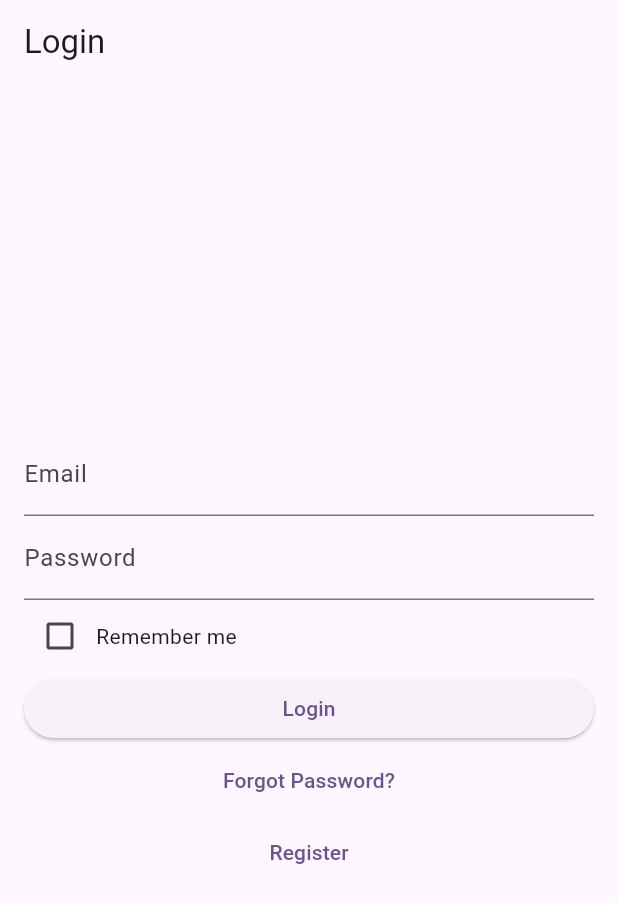
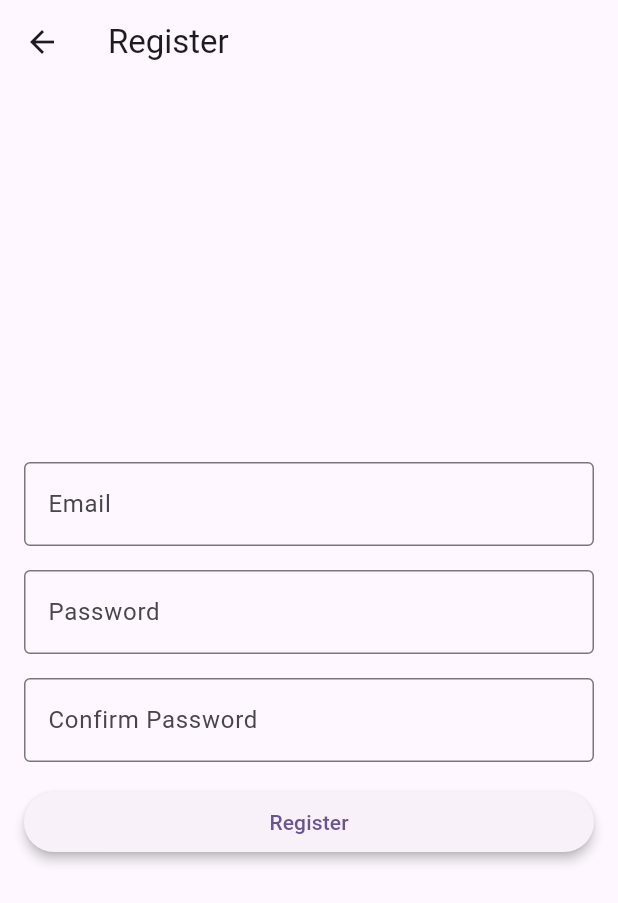
Before and after one commit to evertonfoz/dm_2024_02, a Flutter app: the LoginPage screen opened directly, after a tap on "Register", on a phone screen of 412 x 824 dp. Shown: the top 903 px of the screen. Run offline on Flutter 3.47's test engine with Material 3 defaults, Android fonts, the phone set to English and light mode, and no system bars; our stand-ins replace shared_preferences; accounts and stored records are empty.

Commit message:
Implementação das telas de login

```diff
--- /dev/null
+++ b/aula_02_onboarding/lib/features/login/presentation/Register.dart
@@ -0,0 +1,111 @@
+import 'package:aula_02_onboarding/features/login/presentation/login_page.dart';
+import 'package:flutter/material.dart';
+
+class RegisterScreen extends StatefulWidget {
+  const RegisterScreen({super.key});
+
+  @override
+  _RegisterScreenState createState() => _RegisterScreenState();
+}
+
+class _RegisterScreenState extends State<RegisterScreen> {
+  final _formKey = GlobalKey<FormState>();
+  final TextEditingController _emailController = TextEditingController();
+  final TextEditingController _passwordController = TextEditingController();
+  final TextEditingController _confirmPasswordController = TextEditingController();
+
+  void _register() {
+    if (_formKey.currentState!.validate()) {
+      final email = _emailController.text;
+      final password = _passwordController.text;
+      final confirmPassword = _confirmPasswordController.text;
+
+      if (password == confirmPassword) {
+        // Lógica de registro aqui
+        print('Usuário registrado com sucesso: $email');
+      } else {
+        print('As senhas não correspondem');
+      }
+    }
+    Navigator.push(
+      context,
+      MaterialPageRoute(builder: (context) => const LoginPage()),
+      );
+  }
+
+  @override
+  Widget build(BuildContext context) {
+    return Scaffold(
+      appBar: AppBar(
+        title: const Text('Register'),
+      ),
+      body: Padding(
+        padding: const EdgeInsets.all(16.0),
+        child: Form(
+          key: _formKey,
+          child: Column(
+            crossAxisAlignment: CrossAxisAlignment.stretch,
+            mainAxisAlignment: MainAxisAlignment.center,
+            children: <Widget>[
+              TextFormField(
+                controller: _emailController,
+                keyboardType: TextInputType.emailAddress,
+                decoration: const InputDecoration(
+                  labelText: 'Email',
+                  border: OutlineInputBorder(),
+                ),
+                validator: (value) {
+                  if (value == null || value.isEmpty) {
+                    return 'Please enter your email';
+                  }
+                  return null;
+                },
+              ),
+              const SizedBox(height: 16.0),
+              TextFormField(
+                controller: _passwordController,
+                obscureText: true,
+                decoration: const InputDecoration(
+                  labelText: 'Password',
+                  border: OutlineInputBorder(),
+                ),
+                validator: (value) {
+                  if (value == null || value.isEmpty) {
+                    return 'Please enter your password';
+                  }
+                  return null;
+                },
+              ),
+              const SizedBox(height: 16.0),
+              TextFormField(
+                controller: _confirmPasswordController,
+                obscureText: true,
+                decoration: const InputDecoration(
+                  labelText: 'Confirm Password',
+                  border: OutlineInputBorder(),
+
+                ),
+                validator: (value) {
+                  if (value == null || value.isEmpty) {
+                    return 'Please confirm your password';
+                  }
+                  return null;
+                },
+              ),
+              const SizedBox(height: 16.0),
+              ElevatedButton(
+                onPressed: _register,
+                child: const Text('Register'),
+                style: ElevatedButton.styleFrom(
+                  elevation: 3,
+                  shadowColor: Colors.black,
+                ),
+
+              ),
+            ],
+          ),
+        ),
+      ),
+    );
+  }
+}
--- a/aula_02_onboarding/lib/features/login/presentation/login_page.dart
+++ b/aula_02_onboarding/lib/features/login/presentation/login_page.dart
@@ -1,3 +1,6 @@
+import 'package:aula_02_onboarding/features/login/forgot_password.dart';
+import 'package:aula_02_onboarding/features/login/presentation/Register.dart';
+//import 'package:aula_02_onboarding/main.dart';
 import 'package:flutter/material.dart';
 
 class LoginPage extends StatefulWidget {
@@ -67,13 +70,18 @@ class _LoginPageState extends State<LoginPage> {
               ),
               TextButton(
                 onPressed: () {
-                  // Navigate to forgot password screen
+                    Navigator.push(context,
+                    MaterialPageRoute(builder: (context) => const ForgotPasswordScreen()),
+                    );
+
                 },
                 child: const Text('Forgot Password?'),
               ),
               TextButton(
                 onPressed: () {
-                  // Navigate to register screen
+                  Navigator.push(context,
+                  MaterialPageRoute(builder: (context) => const RegisterScreen()),
+                  );
                 },
                 child: const Text('Register'),
               ),
```
Also changed, not shown: aula_02_onboarding/lib/features/login/forgot_password.dart (added, +62 -0 lines), aula_02_onboarding/lib/features/login/reset_password.dart (added, +88 -0 lines), aula_02_onboarding/lib/features/login/verify_code.dart (added, +61 -0 lines), aula_02_onboarding/lib/main.dart (+33 -0 lines), aula01/pubspec.lock, aula_02_onboarding/pubspec.lock, package-lock.json (added), 12 other files.
